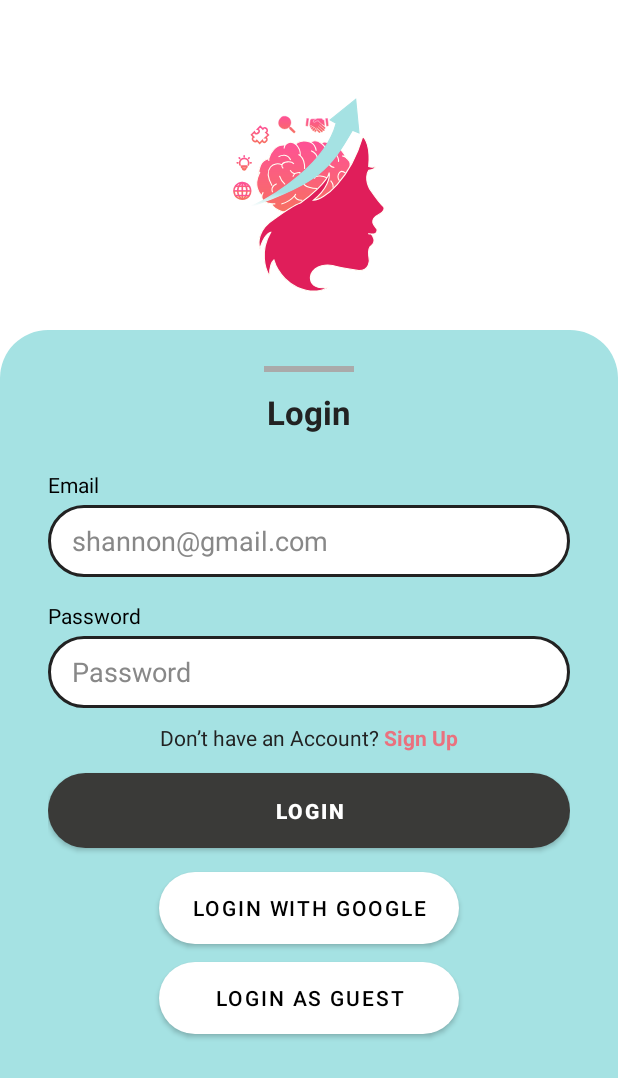
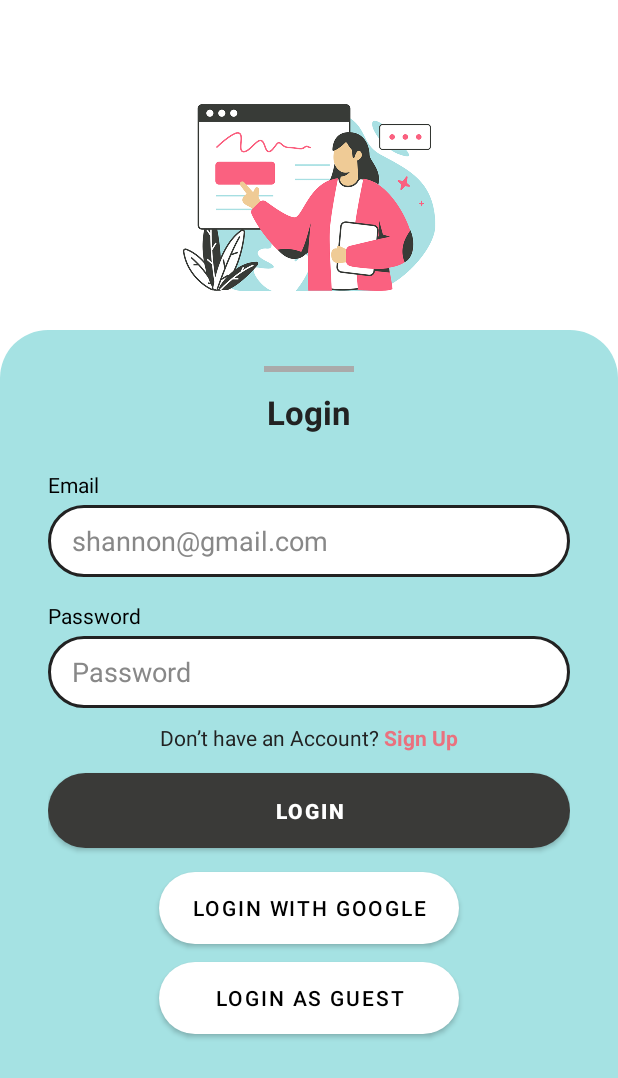
Before and after one commit to viltaylor/SheRaise, an Android app built with Jetpack Compose: the LoginMentorActivity screen opened directly, with no data from a screen before it, on a phone screen of 412 x 824 dp. Shown: the top 1078 px of the screen. Run offline under Robolectric (Android 15) with nearby library versions, the phone set to English and light mode, and no system bars; our stand-ins replace Firebase (no records; nobody signed in at launch, a user with empty details on screens opened directly).

Commit message:
mentor(login, signup, home) mini update

```diff
--- a/app/src/main/java/com/example/sheraise/LoginMentorActivity.kt
+++ b/app/src/main/java/com/example/sheraise/LoginMentorActivity.kt
@@ -19,7 +19,7 @@ class LoginMentorActivity : AppCompatActivity() {
 
     override fun onCreate(savedInstanceState: Bundle?) {
         super.onCreate(savedInstanceState)
-        setContentView(R.layout.activity_login)
+        setContentView(R.layout.activity_login_mentor)
 
         // Initialize Firebase Auth
         auth = FirebaseAuth.getInstance()
@@ -58,7 +58,7 @@ class LoginMentorActivity : AppCompatActivity() {
 
         // Sign up navigation
         txtSignup.setOnClickListener {
-            startActivity(Intent(this, SignUpActivity::class.java))
+            startActivity(Intent(this, SignUpMentorActivity::class.java))
         }
     }
 
--- /dev/null
+++ b/app/src/main/res/layout/activity_login_mentor.xml
@@ -0,0 +1,162 @@
+<?xml version="1.0" encoding="utf-8"?>
+<LinearLayout xmlns:android="http://schemas.android.com/apk/res/android"
+    xmlns:app="http://schemas.android.com/apk/res-auto"
+    android:id="@+id/loginRoot"
+    android:layout_width="match_parent"
+    android:layout_height="match_parent"
+    android:orientation="vertical"
+    android:background="@color/white">
+
+    <!-- Logo -->
+    <ImageView
+        android:id="@+id/logoImage"
+        android:layout_width="180dp"
+        android:layout_height="180dp"
+        android:layout_gravity="center_horizontal"
+        android:layout_marginTop="40dp"
+        android:src="@drawable/mentorlogo"
+        android:contentDescription="Logo" />
+
+    <!-- Rounded Top Card Background -->
+    <LinearLayout
+        android:id="@+id/loginForm"
+        android:layout_width="match_parent"
+        android:layout_height="0dp"
+        android:layout_weight="1"
+        android:orientation="vertical"
+        android:background="@drawable/top_rounded_card"
+        android:paddingTop="24dp"
+        android:paddingBottom="30dp"
+        android:paddingHorizontal="32dp"
+        android:gravity="top">
+
+        <!-- Handle Bar -->
+        <View
+            android:layout_width="60dp"
+            android:layout_height="4dp"
+            android:background="#E0E0E0"
+            android:layout_gravity="center"
+            android:layout_marginBottom="12dp"
+            android:backgroundTint="@android:color/darker_gray" />
+
+        <!-- Title -->
+        <TextView
+            android:id="@+id/txtWelcome"
+            android:layout_width="wrap_content"
+            android:layout_height="wrap_content"
+            android:layout_gravity="center"
+            android:text="Login"
+            android:textColor="#222222"
+            android:textSize="22sp"
+            android:textStyle="bold"
+            android:layout_marginBottom="24dp" />
+
+        <!-- Email -->
+        <TextView
+            android:layout_width="wrap_content"
+            android:layout_height="wrap_content"
+            android:text="Email"
+            android:textColor="#000000"
+            android:textSize="14sp"
+            android:layout_marginBottom="4dp" />
+
+        <EditText
+            android:id="@+id/emailLogin"
+            android:layout_width="match_parent"
+            android:layout_height="48dp"
+            android:background="@drawable/edittext_border"
+            android:hint="shannon@gmail.com"
+            android:inputType="textEmailAddress"
+            android:paddingHorizontal="16dp"
+            android:textColorHint="#888888"
+            android:textColor="#000000" />
+
+        <!-- Password -->
+        <TextView
+            android:layout_width="wrap_content"
+            android:layout_height="wrap_content"
+            android:layout_marginTop="16dp"
+            android:text="Password"
+            android:textColor="#000000"
+            android:textSize="14sp"
+            android:layout_marginBottom="4dp" />
+
+        <EditText
+            android:id="@+id/passwordLogin"
+            android:layout_width="match_parent"
+            android:layout_height="48dp"
+            android:background="@drawable/edittext_border"
+            android:hint="Password"
+            android:paddingHorizontal="16dp"
+            android:inputType="textPassword"
+            android:textColorHint="#888888"
+            android:textColor="#000000" />
+
+        <!-- Sign Up Link -->
+        <LinearLayout
+            android:id="@+id/signupContainer"
+            android:layout_width="wrap_content"
+            android:layout_height="wrap_content"
+            android:orientation="horizontal"
+            android:layout_gravity="center_horizontal"
+            android:layout_marginTop="10dp"
+            android:layout_marginBottom="-10dp">
+
+            <TextView
+                android:id="@+id/txtNoAccount"
+                android:layout_width="wrap_content"
+                android:layout_height="wrap_content"
+                android:text="Don’t have an Account?"
+                android:textColor="#222222"
+                android:textSize="14sp" />
+
+            <TextView
+                android:id="@+id/txtSignup"
+                android:layout_width="wrap_content"
+                android:layout_height="wrap_content"
+                android:text=" Sign Up"
+                android:textColor="@color/pink"
+                android:textSize="14sp"
+                android:textStyle="bold"
+                android:clickable="true"
+                android:focusable="true" />
+        </LinearLayout>
+
+
+        <!-- Login Button -->
+        <Button
+            android:id="@+id/btnLoginConfirm"
+            android:layout_width="match_parent"
+            android:layout_height="50dp"
+            android:layout_marginTop="24dp"
+            android:background="@drawable/rounded_dark_button"
+            android:text="Login"
+            android:textColor="#FFFFFF"
+            android:textStyle="bold" />
+
+        <!-- Google Button -->
+        <com.google.android.material.button.MaterialButton
+            android:id="@+id/btnGoogle"
+            android:layout_gravity="center"
+            android:layout_width="200dp"
+            android:layout_height="48dp"
+            android:layout_marginTop="16dp"
+            android:background="@drawable/rounded_white_button"
+            android:text="Login With Google"
+            app:backgroundTint="@null"
+            android:textColor="@color/black" />
+
+        <!-- Guest Button -->
+        <Button
+            android:id="@+id/btnGuestLogin"
+            android:layout_gravity="center"
+            android:layout_width="200dp"
+            android:layout_height="48dp"
+            android:layout_marginTop="12dp"
+            android:background="@drawable/rounded_white_button"
+            android:text="Login As Guest"
+            app:backgroundTint="@null"
+            android:textColor="@color/black" />
+    </LinearLayout>
+
+</LinearLayout>
```
Also changed, not shown: app/src/main/java/com/example/sheraise/SignUpMentorActivity.kt (added, +119 -0 lines), app/src/main/res/layout/activity_sign_up_mentor.xml (added, +170 -0 lines), app/src/main/res/layout/fragment_home_mentor.xml (+2 -41 lines).
